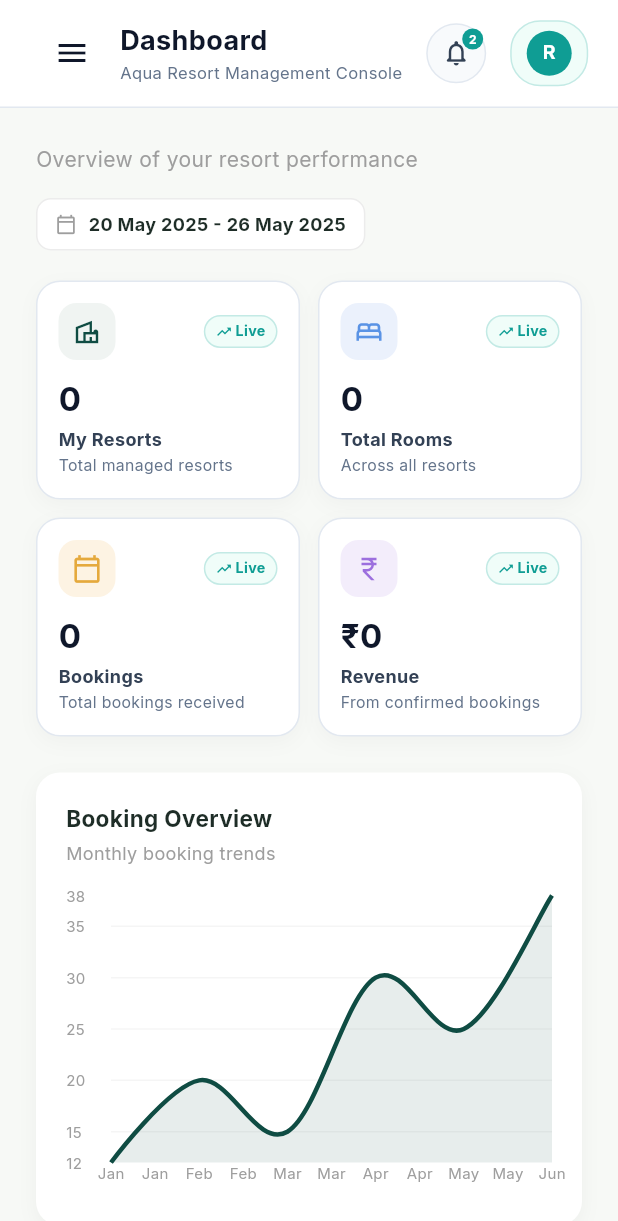
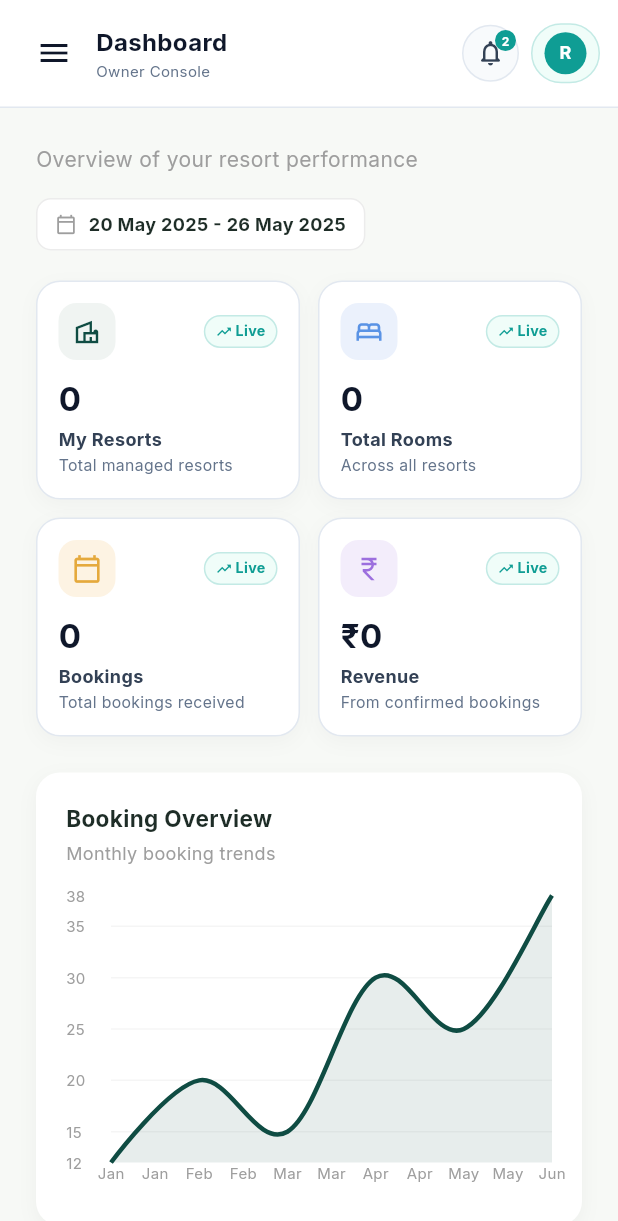
Before and after one commit to Tanvi0930/resort-frontend, a Flutter app: the OwnerPanelScreen screen opened directly, on a phone screen of 412 x 824 dp. Shown: the top 1221 px of the screen. Run offline on Flutter 3.47's test engine with Material 3 defaults, Android fonts, the phone set to English and light mode, and no system bars; drawn by our look-alikes of fl_chart; our stand-ins replace google_fonts, image_picker, shared_preferences; accounts and stored records are empty; network calls fail.

Commit message:
Fix top bar RenderFlex overflow stripe by wrapping title in Expanded with text truncation and responsive padding

```diff
--- a/lib/screens/owner/owner_panel_screen.dart
+++ b/lib/screens/owner/owner_panel_screen.dart
@@ -548,7 +548,7 @@ class _OwnerPanelScreenState extends State<OwnerPanelScreen> {
 
     return Container(
       height: 72,
-      padding: const EdgeInsets.symmetric(horizontal: 24),
+      padding: EdgeInsets.symmetric(horizontal: isDesktop ? 24 : 12),
       decoration: BoxDecoration(
         color: Colors.white,
         border: Border(
@@ -567,36 +567,40 @@ class _OwnerPanelScreenState extends State<OwnerPanelScreen> {
                 onPressed: () => Scaffold.of(innerContext).openDrawer(),
               ),
             ),
-          if (!isDesktop) const SizedBox(width: 8),
+          if (!isDesktop) const SizedBox(width: 4),
 
-          Column(
+          Expanded(
+            child: Column(
               mainAxisAlignment: MainAxisAlignment.center,
               crossAxisAlignment: CrossAxisAlignment.start,
               children: [
                 Text(
                   _getMenuTitle(_selectedMenuIndex),
+                  maxLines: 1,
+                  overflow: TextOverflow.ellipsis,
                   style: GoogleFonts.inter(
-                  fontSize: 18,
+                    fontSize: isDesktop ? 18 : 16,
                     fontWeight: FontWeight.bold,
                     color: const Color(0xFF0F172A),
                   ),
                 ),
                 Text(
-                'Aqua Resort Management Console',
+                  isDesktop ? 'Aqua Resort Management Console' : 'Owner Console',
+                  maxLines: 1,
+                  overflow: TextOverflow.ellipsis,
                   style: GoogleFonts.inter(
-                  fontSize: 11,
+                    fontSize: 10,
                     color: const Color(0xFF64748B),
                   ),
                 ),
               ],
             ),
+          ),
 
-          const Spacer(),
-
-          // Search Box
-          if (isDesktop)
+          // Search Box on Desktop
+          if (isDesktop) ...[
             Container(
-              width: 260,
+              width: 240,
               height: 42,
               decoration: BoxDecoration(
                 color: const Color(0xFFF8FAFC),
@@ -613,15 +617,15 @@ class _OwnerPanelScreenState extends State<OwnerPanelScreen> {
                 ),
               ),
             ),
-
-          const SizedBox(width: 16),
+            const SizedBox(width: 12),
+          ],
 
           // Notification Bell
           Stack(
             children: [
               Container(
-                width: 40,
-                height: 40,
+                width: 38,
+                height: 38,
                 decoration: BoxDecoration(
                   color: const Color(0xFFF8FAFC),
                   shape: BoxShape.circle,
@@ -653,24 +657,25 @@ class _OwnerPanelScreenState extends State<OwnerPanelScreen> {
             ],
           ),
 
-          const SizedBox(width: 16),
+          SizedBox(width: isDesktop ? 12 : 8),
 
           // Profile Pill
           Container(
-            padding: const EdgeInsets.symmetric(horizontal: 10, vertical: 6),
+            padding: const EdgeInsets.symmetric(horizontal: 8, vertical: 5),
             decoration: BoxDecoration(
               color: const Color(0xFFF0FDF9),
               borderRadius: BorderRadius.circular(20),
               border: Border.all(color: const Color(0xFF0F9D94).withValues(alpha: 0.2)),
             ),
             child: Row(
+              mainAxisSize: MainAxisSize.min,
               children: [
                 CircleAvatar(
-                  radius: 15,
+                  radius: 14,
                   backgroundColor: const Color(0xFF0F9D94),
                   child: Text(
                     initial,
-                    style: GoogleFonts.inter(color: Colors.white, fontSize: 13, fontWeight: FontWeight.bold),
+                    style: GoogleFonts.inter(color: Colors.white, fontSize: 12, fontWeight: FontWeight.bold),
                   ),
                 ),
                 if (isDesktop) ...[
```
Lines whose indentation alone changed are shown as unchanged.
